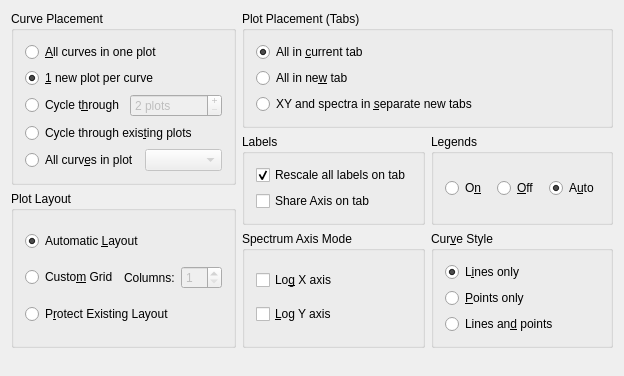
Qt form src/libkstapp/datawizardpageplot.ui (Kst-plot/kst) before a commit.
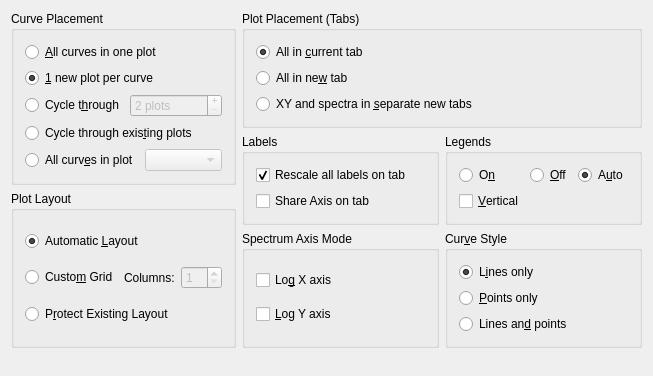
The same form after that commit. Custom widgets are drawn as their Qt base class.

Commit message: Add sticky 'vertical layout' legend option to data wizard.

What changed in the file:
```diff
--- a/src/libkstapp/datawizardpageplot.ui
+++ b/src/libkstapp/datawizardpageplot.ui
@@ -6,7 +6,7 @@
    <rect>
     <x>0</x>
     <y>0</y>
-    <width>624</width>
+    <width>653</width>
     <height>376</height>
    </rect>
   </property>
@@ -322,6 +322,13 @@
         </property>
        </widget>
       </item>
+      <item row="1" column="0">
+       <widget class="QCheckBox" name="_legendsVertical">
+        <property name="text">
+         <string>&amp;Vertical</string>
+        </property>
+       </widget>
+      </item>
      </layout>
     </widget>
    </item>
```
The commit also changes 3 other files.
